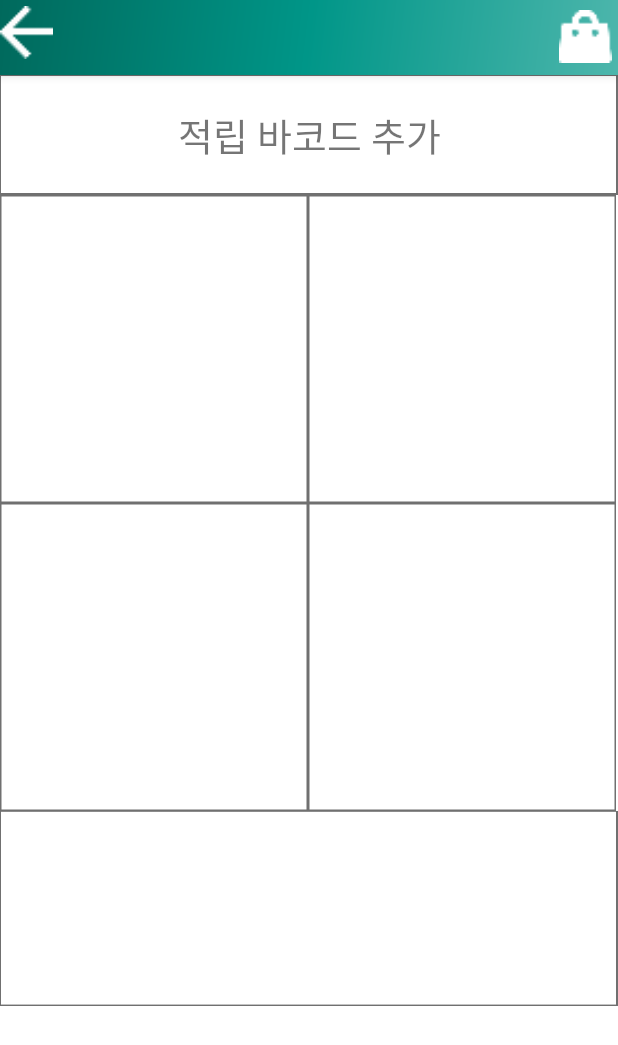
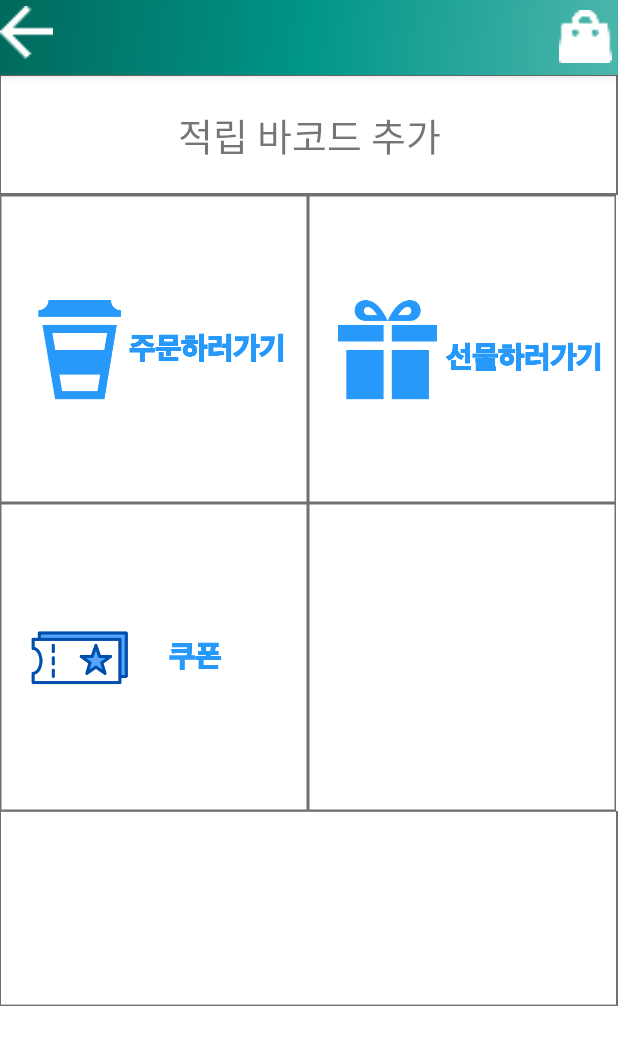
Before and after one commit to gao01java/Hsproject, an Android app: the OrderActivity screen opened directly, with no data from a screen before it, on a phone screen of 412 x 824 dp. Shown: the top 1045 px of the screen. Run offline under Robolectric (Android 15) with nearby library versions, the phone set to English and light mode, and no system bars.

Commit message:
order_xml icon+

```diff
--- a/app/src/main/java/com/example/hsproject/OrderActivity.java
+++ b/app/src/main/java/com/example/hsproject/OrderActivity.java
@@ -1,15 +1,18 @@
 package com.example.hsproject;
 
+import android.content.Intent;
 import android.os.Build;
 import android.os.Bundle;
 import android.transition.Transition;
 import android.transition.TransitionInflater;
+import android.view.View;
+import android.widget.ImageButton;
 
 import androidx.appcompat.app.AppCompatActivity;
 
 public class OrderActivity extends AppCompatActivity {
 
-
+    ImageButton backB;
     @Override
     protected void onCreate(Bundle savedInstanceState) {
         super.onCreate(savedInstanceState);
@@ -22,5 +25,18 @@ public class OrderActivity extends AppCompatActivity {
         }
 
 
+
+
+        backB=(ImageButton)findViewById(R.id.bt_back);
+        backB.setOnClickListener((new View.OnClickListener() {
+            @Override
+            public void onClick(View v) {
+                Intent intent=new Intent(OrderActivity.this,MainActivity.class);
+                startActivity(intent);
+            }
+        }));
+
+
+
     }
 }
--- a/app/src/main/res/layout/order_main.xml
+++ b/app/src/main/res/layout/order_main.xml
@@ -66,15 +66,28 @@
             android:layout_width="205dp"
             android:layout_height="205dp">
 
+            <!-- 주문-->
+            <ImageButton
+                android:id="@+id/coffeeOrderMenu"
+                android:layout_width="match_parent"
+                android:layout_height="match_parent"
+                android:background="@drawable/ordercoffee"/>
+
+
 
         </LinearLayout>
 
-        <!-- 적립-->
+        <!-- 선물-->
         <LinearLayout
             android:background="@drawable/orderbox"
             android:layout_width="205dp"
             android:layout_height="205dp">
+         <ImageButton
 
+             android:layout_width="match_parent"
+            android:layout_height="match_parent"
+             android:background="@drawable/gift"
+              android:id="@+id/gift"/>
 
         </LinearLayout>
 
@@ -92,13 +105,19 @@
             android:layout_width="205dp"
             android:layout_height="205dp">
 
+            <ImageButton
+                android:layout_width="match_parent"
+                android:layout_height="match_parent"
+                android:id="@+id/coffeeCoupon"
+                android:background="@drawable/coupon"/>
+
 
         </LinearLayout>
         <!-- 비즈쿨 공지사항-->
         <LinearLayout
-            android:background="@drawable/orderbox"
             android:layout_width="205dp"
-            android:layout_height="205dp">
+            android:layout_height="205dp"
+            android:background="@drawable/orderbox">
 
 
         </LinearLayout>
```
Also changed, not shown: app/src/main/res/drawable-xxhdpi/coffee.png (added), app/src/main/res/drawable-xxhdpi/coffeeorder2.png (added), app/src/main/res/drawable-xxhdpi/coupon.png (added), app/src/main/res/drawable-xxhdpi/gift.png (added), app/src/main/res/drawable-xxhdpi/ordercoffee.png (added).
